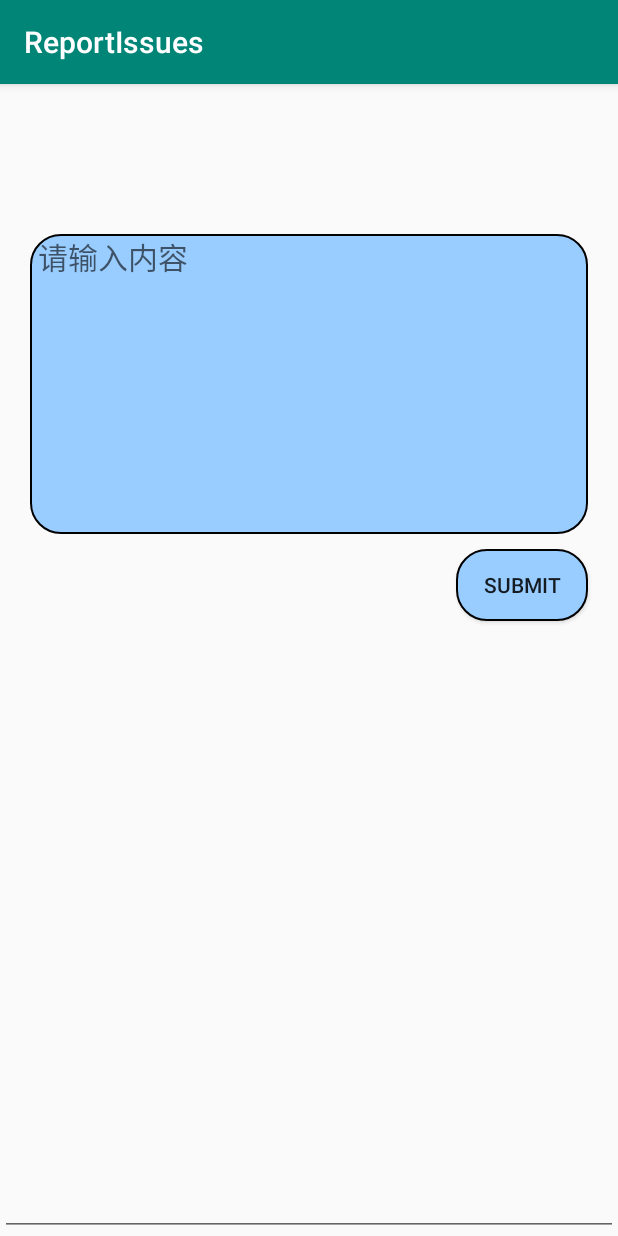
After one commit to cha-boy-nate/Tenda, an Android app: the ReportIssues screen opened directly, with no data from a screen before it, on a phone screen of 412 x 824 dp. The commit adds this screen. Run offline under Robolectric (Android 15) with nearby library versions, the phone set to English and light mode, and no system bars.

Commit message:
0.2b beta
added an universal report error function onto map plugin

```diff
--- a/Map_plugin/app/build.gradle
+++ b/Map_plugin/app/build.gradle
@@ -22,6 +22,7 @@ dependencies {
     implementation fileTree(dir: 'libs', include: ['*.jar'])
     implementation 'com.android.support:appcompat-v7:28.0.0'
     implementation 'com.google.android.gms:play-services-maps:16.1.0'
+    implementation 'com.android.support.constraint:constraint-layout:1.1.3'
     testImplementation 'junit:junit:4.12'
     androidTestImplementation 'com.android.support.test:runner:1.0.2'
     androidTestImplementation 'com.android.support.test.espresso:espresso-core:3.0.2'
--- a/Map_plugin/app/src/main/AndroidManifest.xml
+++ b/Map_plugin/app/src/main/AndroidManifest.xml
@@ -1,7 +1,6 @@
 <?xml version="1.0" encoding="utf-8"?>
 <manifest xmlns:android="http://schemas.android.com/apk/res/android"
     package="com.example.map">
-
     <!--
          The ACCESS_COARSE/FINE_LOCATION permissions are not required to use
          Google Maps Android API v2, but you must specify either coarse or fine
@@ -10,21 +9,22 @@
     <!-- 网络和存储 -->
     <uses-permission android:name="android.permission.INTERNET" />
     <uses-permission android:name="android.permission.WRITE_EXTERNAL_STORAGE" />
-    <uses-permission android:name="android.permission.READ_EXTERNAL_STORAGE" />
-
-    <!--获取GPS坐标-->
+    <uses-permission android:name="android.permission.READ_EXTERNAL_STORAGE" /> <!-- 获取GPS坐标 -->
     <uses-permission android:name="android.permission.ACCESS_COARSE_LOCATION" />
     <uses-permission android:name="android.permission.ACCESS_FINE_LOCATION" />
-
 
     <application
         android:allowBackup="true"
         android:icon="@mipmap/ic_launcher"
+        android:roundIcon="@mipmap/ic_launcher_round"
         android:label="@string/app_name"
-        android:roundIcon="@mipmap/ic_launcher_round"
         android:supportsRtl="true"
         android:theme="@style/AppTheme">
+        <activity android:name=".ReportIssues"
+            android:label="ReportIssues"
+            >
 
+        </activity>
         <!--
              The API key for Google Maps-based APIs is defined as a string resource.
              (See the file "res/values/google_maps_api.xml").
--- a/Map_plugin/app/src/main/java/com/example/map/MapsActivity.java
+++ b/Map_plugin/app/src/main/java/com/example/map/MapsActivity.java
@@ -69,6 +69,18 @@ public class MapsActivity extends FragmentActivity implements OnMapReadyCallback
         mapFragment.getMapAsync(this);
 
         requestPermission();
+
+        Button btn1 = (Button) findViewById(R.id.btn1);
+ btn1.setOnClickListener(new View.OnClickListener(){
+                @Override
+                public void onClick(View v){
+//Intent是一种运行时绑定（run-time binding）机制，它能在程序运行过程中连接两个不同的组件。
+//在存放资源代码的文件夹下下，
+Intent i = new Intent(MapsActivity.this , ReportIssues.class);
+//启动
+startActivity(i);
+}
+                });
 
     }
 
--- /dev/null
+++ b/Map_plugin/app/src/main/java/com/example/map/ReportIssues.java
@@ -0,0 +1,32 @@
+package com.example.map;
+
+import android.support.v7.app.AppCompatActivity;
+import android.os.Bundle;
+import android.widget.Button;
+import android.view.View;
+import android.widget.EditText;
+
+public class ReportIssues extends AppCompatActivity {
+
+    @Override
+    protected void onCreate(Bundle savedInstanceState) {
+        super.onCreate(savedInstanceState);
+        setContentView(R.layout.activity_report_issues);
+
+        Button button = (Button) findViewById(R.id.button);
+        button.setOnClickListener(new View.OnClickListener(){
+            @Override
+            public void onClick(View v){
+                String str1="";
+                EditText editText1 =(EditText)findViewById(R.id.editText1);
+                str1=editText1.getText().toString();
+
+                //将文本框1的文本赋给文本框2
+                EditText editText2 =(EditText)findViewById(R.id.editText2);
+                editText2.setText(str1.toCharArray(), 0, str1.length());
+
+            }
+        });
+
+    }
+}
--- /dev/null
+++ b/Map_plugin/app/src/main/res/drawable/shape_corner.xml
@@ -0,0 +1,9 @@
+<?xml version="1.0" encoding="utf-8"?>
+<shape xmlns:android="http://schemas.android.com/apk/res/android">
+    <solid android:color="#99CCFF" />
+    <corners android:topLeftRadius="20dp"
+        android:topRightRadius="20dp"
+        android:bottomRightRadius="20dp"
+        android:bottomLeftRadius="20dp"/>
+    <stroke android:width="1dp" android:color="#000000" />
+</shape>
--- a/Map_plugin/app/src/main/res/layout/activity_maps.xml
+++ b/Map_plugin/app/src/main/res/layout/activity_maps.xml
@@ -28,4 +28,10 @@
         android:visibility="visible"
         android:layout_weight="0"/>
 
+    <Button
+        android:id="@+id/btn1"
+        android:layout_width="match_parent"
+        android:layout_height="wrap_content"
+        android:text="ReportIssues" />
+
 </LinearLayout>
--- /dev/null
+++ b/Map_plugin/app/src/main/res/layout/activity_report_issues.xml
@@ -0,0 +1,65 @@
+<?xml version="1.0" encoding="utf-8"?>
+<android.support.constraint.ConstraintLayout xmlns:android="http://schemas.android.com/apk/res/android"
+    xmlns:app="http://schemas.android.com/apk/res-auto"
+    xmlns:tools="http://schemas.android.com/tools"
+    android:layout_width="match_parent"
+    android:layout_height="match_parent"
+    tools:context=".ReportIssues">
+
+    <LinearLayout xmlns:android="http://schemas.android.com/apk/res/android"
+        android:id="@+id/linearLayout"
+        android:layout_width="match_parent"
+        android:layout_height="200dp"
+        android:layout_marginStart="20dp"
+        android:layout_marginLeft="20dp"
+        android:layout_marginTop="100dp"
+        android:layout_marginEnd="20dp"
+        android:layout_marginRight="20dp"
+        android:layout_weight="1"
+        android:background="@drawable/shape_corner"
+        android:orientation="vertical"
+        app:layout_constraintEnd_toEndOf="parent"
+        app:layout_constraintStart_toStartOf="parent"
+        app:layout_constraintTop_toTopOf="parent">
+
+        <EditText
+            android:id="@+id/editText1"
+            android:layout_width="match_parent"
+            android:layout_height="200dp"
+            android:layout_marginLeft="5dp"
+            android:layout_weight="1"
+            android:background="@null"
+            android:ems="10"
+            android:gravity="top"
+            android:hint="请输入内容"
+            android:inputType="textMultiLine"
+            android:maxLines="20"
+            android:scrollbars="vertical"
+            android:textSize="20sp"
+            app:layout_constraintEnd_toEndOf="parent"
+            app:layout_constraintStart_toStartOf="parent"
+            app:layout_constraintTop_toTopOf="parent" />
+    </LinearLayout>
+    <EditText
+        android:id="@+id/editText2"
+        android:layout_width="match_parent"
+        android:layout_height="100dp"
+        android:layout_marginBottom="0dp"
+        android:ems="10"
+        android:inputType="textMultiLine"
+        app:layout_constraintBottom_toBottomOf="parent"
+        android:layout_weight="0"/>
+
+    <Button
+        android:id="@+id/button"
+        android:layout_width="wrap_content"
+        android:layout_height="wrap_content"
+        android:layout_marginTop="10dp"
+        android:layout_marginEnd="20dp"
+        android:layout_marginRight="20dp"
+        android:text="Submit"
+        android:background="@drawable/shape_corner"
+        app:layout_constraintEnd_toEndOf="parent"
+        app:layout_constraintTop_toBottomOf="@+id/linearLayout" />
+
+</android.support.constraint.ConstraintLayout>
```
